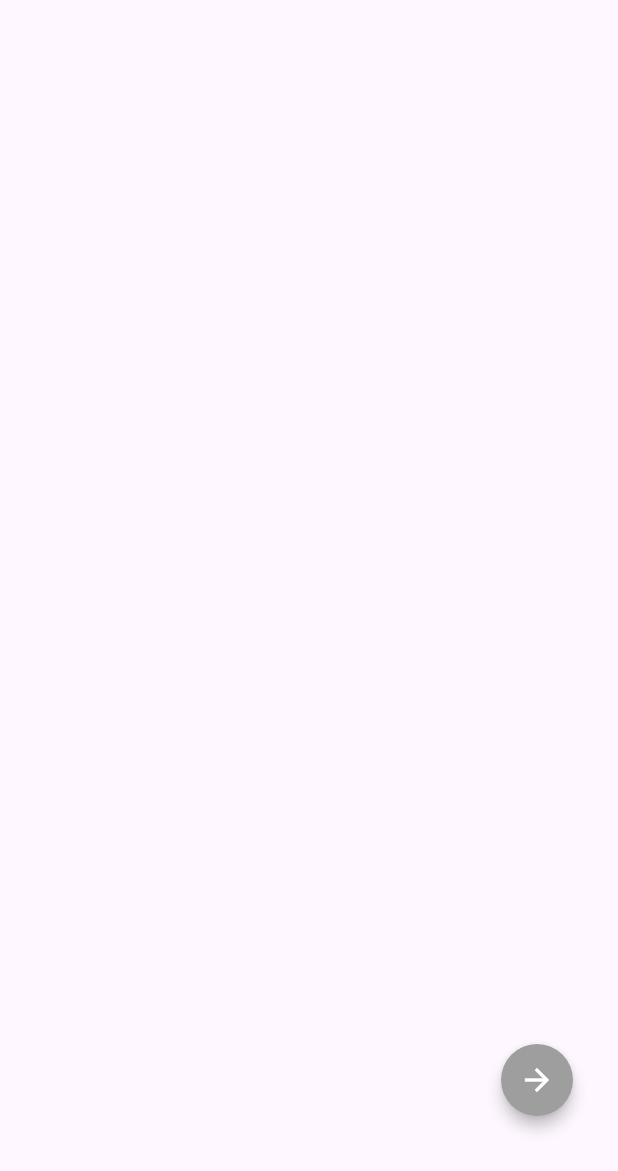
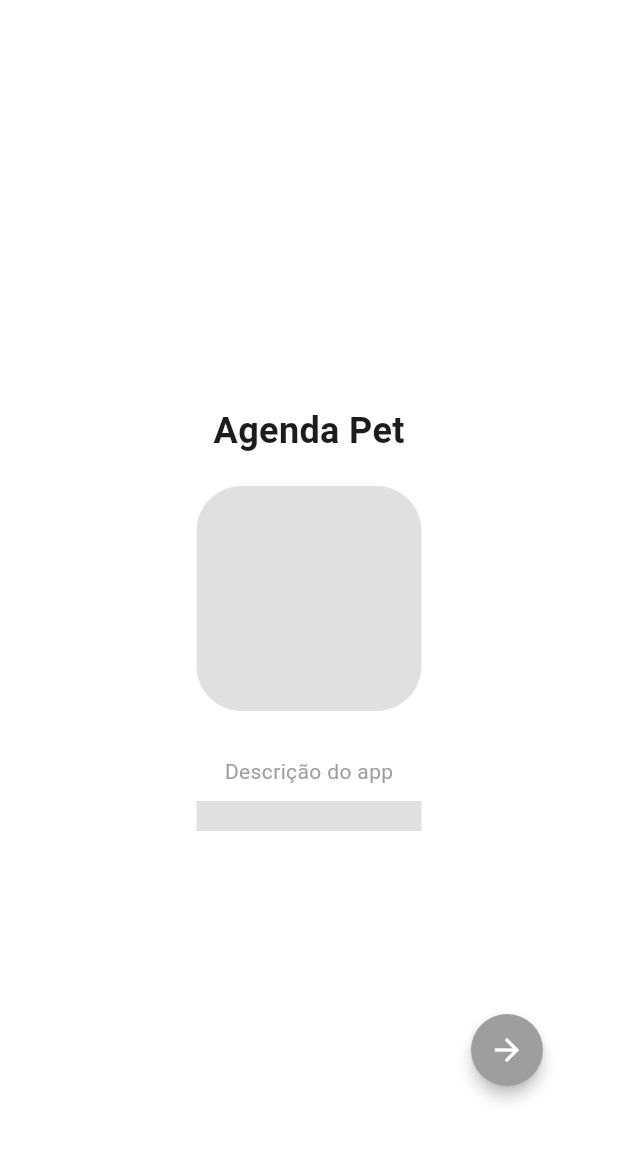
Before and after one commit to Almeedus/flutter-agendaPet, a Flutter app: the screen it shows after launch, on a phone screen of 412 x 824 dp. Shown: the top 1171 px of the screen. Run offline on Flutter 3.47's test engine with Material 3 defaults, Android fonts, the phone set to English and light mode, and no system bars.

Commit message:
Organizando estrutura da tela

```diff
--- a/lib/screens/splash.dart
+++ b/lib/screens/splash.dart
@@ -1,5 +1,6 @@
 import 'package:flutter/material.dart';
-import '../widgets/buttons/round_button.dart'; // ajuste conforme sua estrutura
+import 'dart:developer';
+import '../widgets/buttons/round_button.dart';
 
 class SplashPage extends StatelessWidget {
   const SplashPage({super.key});
@@ -7,14 +8,57 @@ class SplashPage extends StatelessWidget {
   @override
   Widget build(BuildContext context) {
     return Scaffold(
+      backgroundColor: Colors.white,
       body: Stack(
         children: [
+          // Conteúdo centralizado
+          Center(
+            child: SingleChildScrollView(
+              padding:
+                  const EdgeInsets.symmetric(horizontal: 30.0, vertical: 60),
+              child: Column(
+                mainAxisSize: MainAxisSize.min, // evita ocupar altura infinita
+                crossAxisAlignment: CrossAxisAlignment.center,
+                children: [
+                  const Text(
+                    'Agenda Pet',
+                    style: TextStyle(
+                      fontSize: 24,
+                      fontWeight: FontWeight.bold,
+                    ),
+                  ),
+                  const SizedBox(height: 20),
+                  Container(
+                    height: 150,
+                    width: 150,
+                    decoration: BoxDecoration(
+                      color: Colors.grey[300],
+                      borderRadius: BorderRadius.circular(30),
+                    ),
+                  ),
+                  const SizedBox(height: 30),
+                  const Text(
+                    'Descrição do app',
+                    style: TextStyle(color: Colors.grey),
+                  ),
+                  const SizedBox(height: 10),
+                  Container(
+                    height: 20,
+                    width: 150,
+                    color: Colors.grey[300],
+                  ),
+                ],
+              ),
+            ),
+          ),
+
+          // Botão fixo no canto inferior direito
           Positioned(
-            bottom: 80,
-            right: 30,
+            bottom: 100,
+            right: 50,
             child: RoundButton(
               onPressed: () {
-                print('Botão clicado');
+                log("Botão clicado");
               },
             ),
           ),
```
